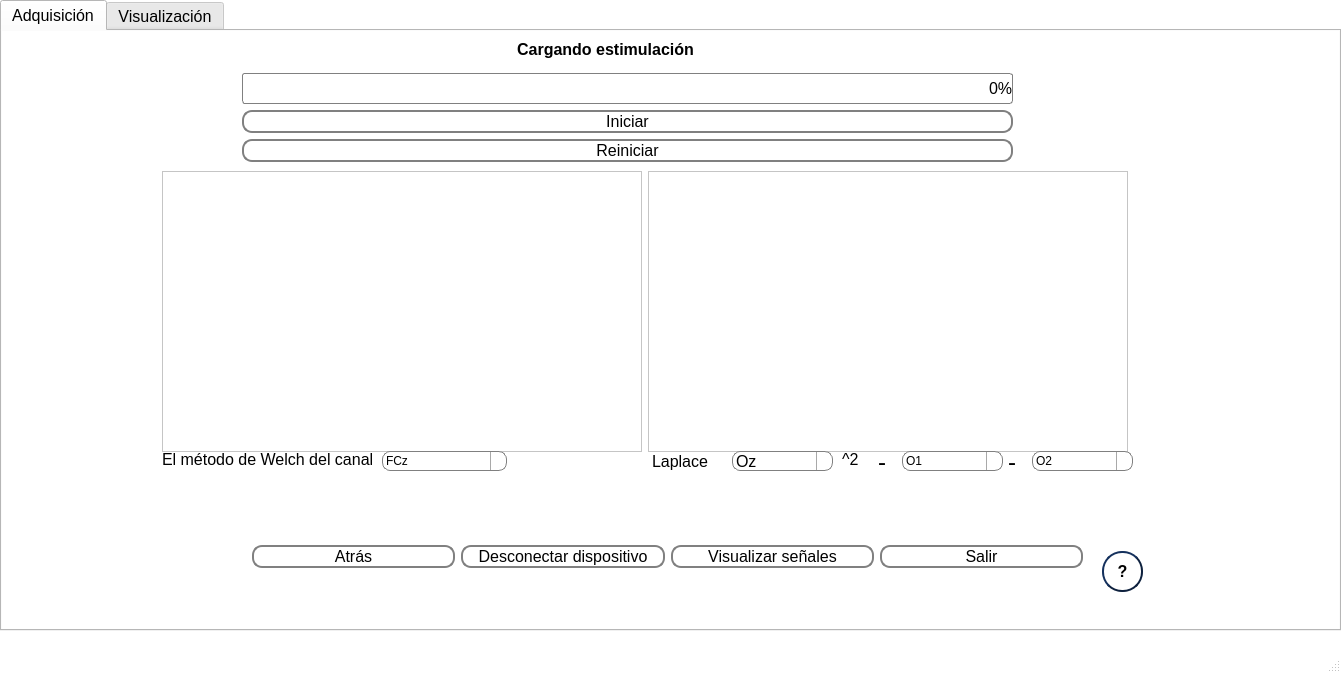
This is interface/ViAT/Adquisicion_accion.ui in vhenaoi/OpenBCI_acquisition_python_ViAT as Qt 5 draws it before an edit. The edited form follows.
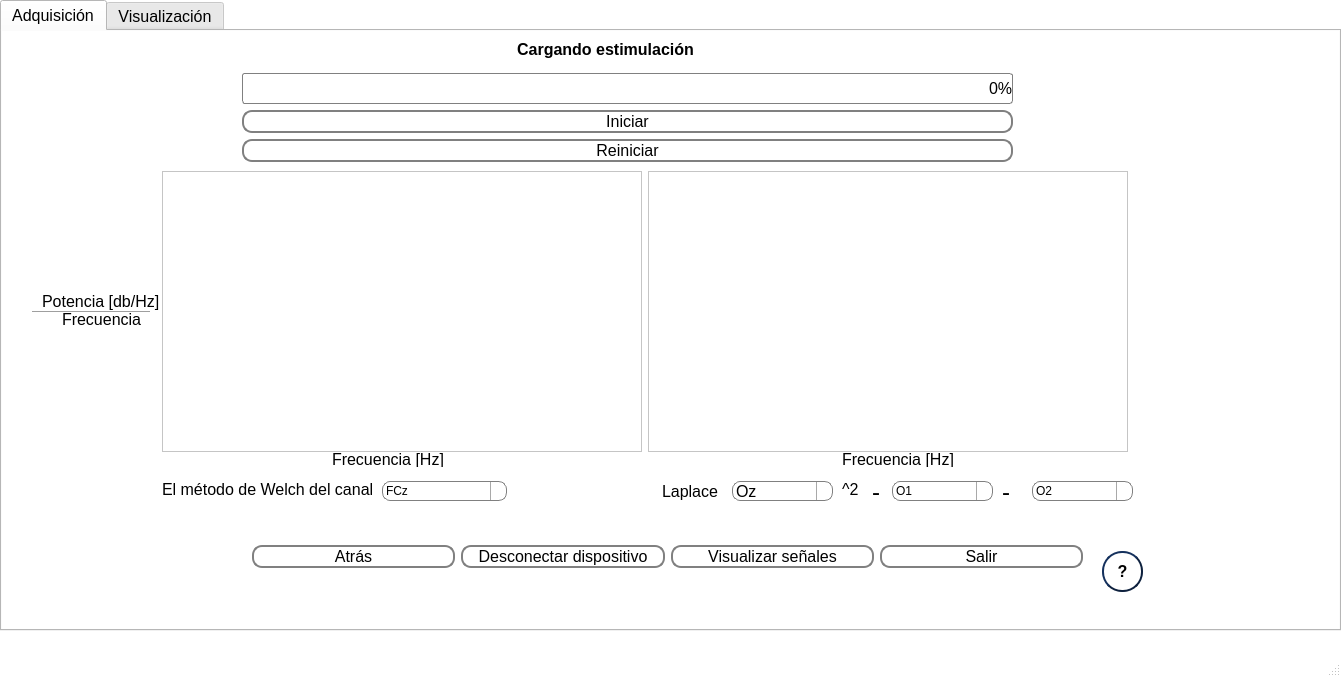
This is the edited form. Custom widgets are drawn as their Qt base class.

```diff
--- a/interface/ViAT/Adquisicion_accion.ui
+++ b/interface/ViAT/Adquisicion_accion.ui
@@ -7,7 +7,7 @@
     <x>0</x>
     <y>0</y>
     <width>1341</width>
-    <height>673</height>
+    <height>677</height>
    </rect>
   </property>
   <property name="palette">
@@ -628,7 +628,7 @@
         <property name="geometry">
          <rect>
           <x>380</x>
-          <y>440</y>
+          <y>470</y>
           <width>125</width>
           <height>20</height>
          </rect>
@@ -737,7 +737,7 @@
         <property name="geometry">
          <rect>
           <x>730</x>
-          <y>440</y>
+          <y>470</y>
           <width>101</width>
           <height>20</height>
          </rect>
@@ -847,8 +847,8 @@
        <widget class="QComboBox" name="laplace2">
         <property name="geometry">
          <rect>
-          <x>900</x>
-          <y>440</y>
+          <x>890</x>
+          <y>470</y>
           <width>101</width>
           <height>20</height>
          </rect>
@@ -954,7 +954,7 @@
         <property name="geometry">
          <rect>
           <x>1030</x>
-          <y>440</y>
+          <y>470</y>
           <width>101</width>
           <height>20</height>
          </rect>
@@ -1060,7 +1060,7 @@
         <property name="geometry">
          <rect>
           <x>160</x>
-          <y>440</y>
+          <y>470</y>
           <width>211</width>
           <height>16</height>
          </rect>
@@ -1072,8 +1072,8 @@
        <widget class="QLabel" name="label_3">
         <property name="geometry">
          <rect>
-          <x>650</x>
-          <y>440</y>
+          <x>660</x>
+          <y>470</y>
           <width>61</width>
           <height>21</height>
          </rect>
@@ -1085,8 +1085,8 @@
        <widget class="QLabel" name="label_4">
         <property name="geometry">
          <rect>
-          <x>876</x>
-          <y>440</y>
+          <x>870</x>
+          <y>470</y>
           <width>21</width>
           <height>21</height>
          </rect>
@@ -1103,8 +1103,8 @@
        <widget class="QLabel" name="label_5">
         <property name="geometry">
          <rect>
-          <x>1006</x>
-          <y>440</y>
+          <x>1000</x>
+          <y>470</y>
           <width>31</width>
           <height>21</height>
          </rect>
@@ -1122,7 +1122,7 @@
         <property name="geometry">
          <rect>
           <x>840</x>
-          <y>440</y>
+          <y>470</y>
           <width>21</width>
           <height>16</height>
          </rect>
@@ -1183,6 +1183,80 @@
          <string>?</string>
         </property>
        </widget>
+       <widget class="QLabel" name="label_7">
+        <property name="geometry">
+         <rect>
+          <x>330</x>
+          <y>440</y>
+          <width>111</width>
+          <height>16</height>
+         </rect>
+        </property>
+        <property name="text">
+         <string>Frecuencia [Hz]</string>
+        </property>
+       </widget>
+       <widget class="QLabel" name="label_8">
+        <property name="geometry">
+         <rect>
+          <x>840</x>
+          <y>440</y>
+          <width>111</width>
+          <height>16</height>
+         </rect>
+        </property>
+        <property name="text">
+         <string>Frecuencia [Hz]</string>
+        </property>
+       </widget>
+       <widget class="QLabel" name="label_9">
+        <property name="geometry">
+         <rect>
+          <x>40</x>
+          <y>280</y>
+          <width>121</width>
+          <height>20</height>
+         </rect>
+        </property>
+        <property name="sizePolicy">
+         <sizepolicy hsizetype="Preferred" vsizetype="Preferred">
+          <horstretch>0</horstretch>
+          <verstretch>33</verstretch>
+         </sizepolicy>
+        </property>
+        <property name="layoutDirection">
+         <enum>Qt::RightToLeft</enum>
+        </property>
+        <property name="text">
+         <string>Potencia [db/Hz]</string>
+        </property>
+       </widget>
+       <widget class="Line" name="line">
+        <property name="geometry">
+         <rect>
+          <x>30</x>
+          <y>300</y>
+          <width>118</width>
+          <height>3</height>
+         </rect>
+        </property>
+        <property name="orientation">
+         <enum>Qt::Horizontal</enum>
+        </property>
+       </widget>
+       <widget class="QLabel" name="label_10">
+        <property name="geometry">
+         <rect>
+          <x>60</x>
+          <y>300</y>
+          <width>91</width>
+          <height>16</height>
+         </rect>
+        </property>
+        <property name="text">
+         <string>Frecuencia</string>
+        </property>
+       </widget>
       </widget>
      </widget>
     </widget>
```
